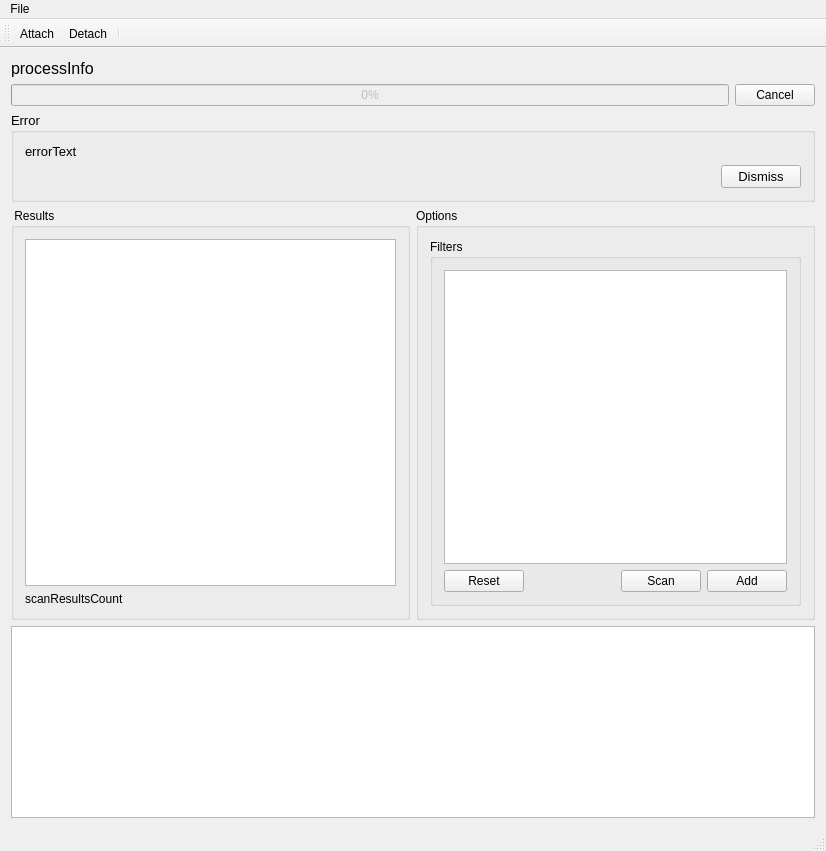
Above: qt/mainwindow.ui from udoprog/ptscan before the change. Below: the same form after it.
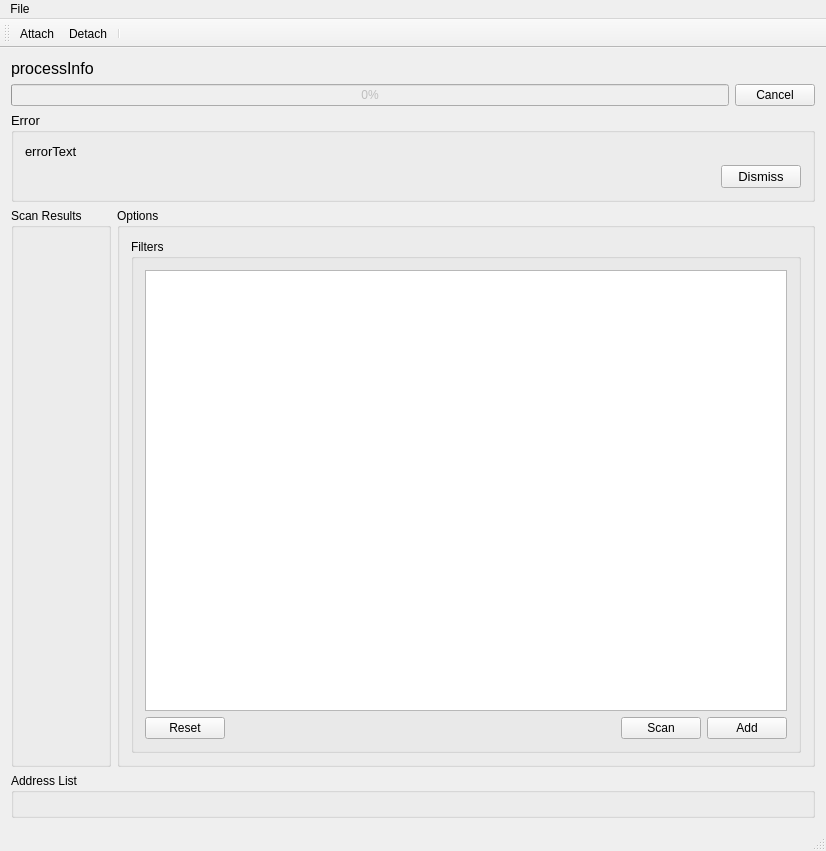
That is the form after the change.

```diff
--- a/qt/mainwindow.ui
+++ b/qt/mainwindow.ui
@@ -25,20 +25,9 @@
         <item>
          <widget class="QGroupBox" name="scanResultsGroup">
           <property name="title">
-           <string> Results</string>
+           <string>Scan Results</string>
           </property>
-          <layout class="QGridLayout" name="gridLayout_3">
-           <item row="1" column="0">
-            <widget class="QLabel" name="scanResultsCount">
-             <property name="text">
-              <string>scanResultsCount</string>
-             </property>
-            </widget>
-           </item>
-           <item row="0" column="0">
-            <widget class="QTreeView" name="scanResults"/>
-           </item>
-          </layout>
+          <layout class="QGridLayout" name="scanResultsBoxLayout"/>
          </widget>
         </item>
         <item>
@@ -116,13 +105,11 @@
        </layout>
       </item>
       <item>
-       <widget class="QListView" name="watchList">
-        <property name="sizePolicy">
-         <sizepolicy hsizetype="Expanding" vsizetype="Preferred">
-          <horstretch>0</horstretch>
-          <verstretch>0</verstretch>
-         </sizepolicy>
+       <widget class="QGroupBox" name="addressListBox">
+        <property name="title">
+         <string>Address List</string>
         </property>
+        <layout class="QGridLayout" name="addressListBoxLayout"/>
        </widget>
       </item>
      </layout>
```
Left out of the diff: 9 changed lines with no effect on the pictures.
